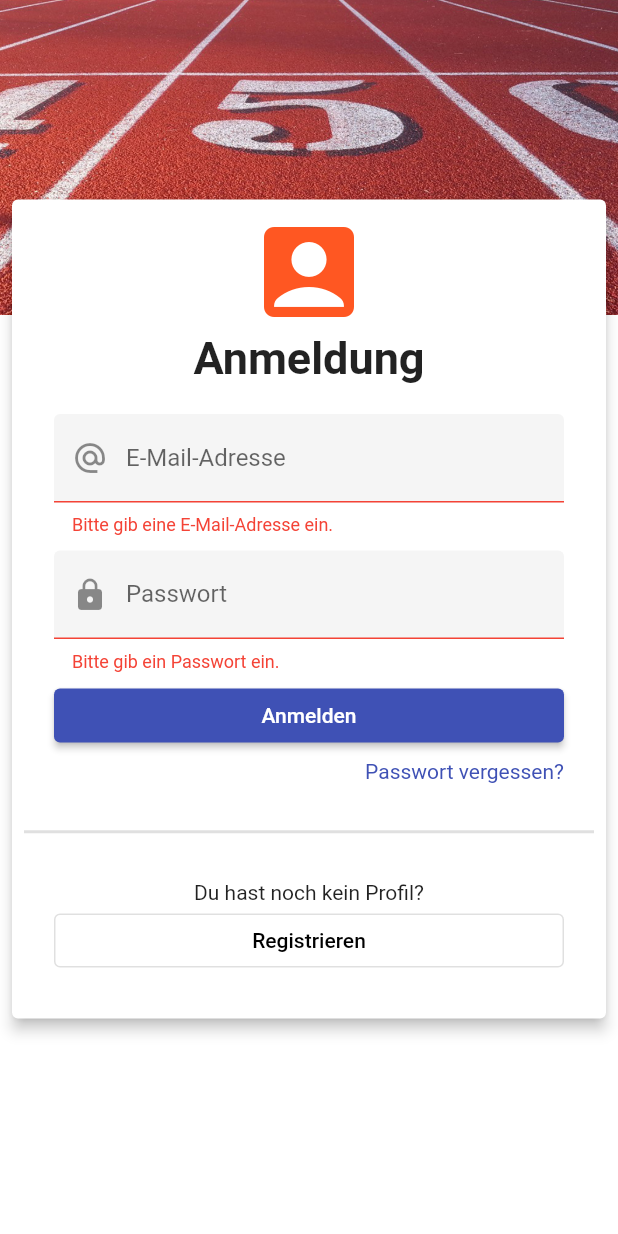
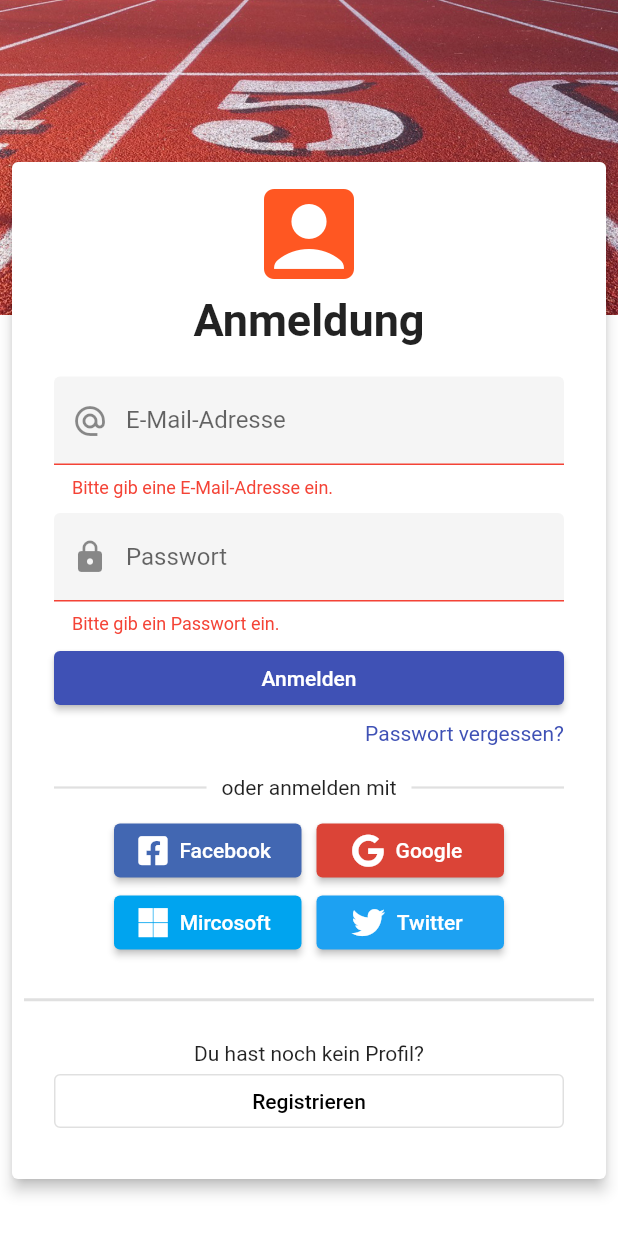
Before and after one commit to thorstenschenkel/t7coach, a Flutter app: the screen it shows after launch, after a tap on "Anmelden", on a phone screen of 412 x 824 dp. Run offline on Flutter 3.47's test engine with Material 2 defaults, Android fonts, the light colour scheme and no system bars; drawn by our look-alikes of loading_overlay; our stand-ins replace cloud_firestore, firebase_auth, flutter_colorpicker, flutter_speed_dial, flutter_spinkit, font_awesome_flutter and 2 more; accounts and stored records are empty.

Commit message:
Login with alternative sign-in buttons

```diff
--- /dev/null
+++ b/t7coach/keys.txt
@@ -0,0 +1,3 @@
+Firebase
+SHA-1:  "t7coachsha-1" - 9077c8026143762129de7f42418522ab13e4acb7
+SHA-256: "t7coachsha-1" - 3bc709d770436c4a4aed8c60a538a12274097305e296e7e66cc4aa79cfc6ead8
--- /dev/null
+++ b/t7coach/lib/screens/authenticate/alternative_sign_in.dart
@@ -0,0 +1,84 @@
+import 'package:flutter/material.dart';
+import 'package:font_awesome_flutter/font_awesome_flutter.dart';
+import 'package:t7coach/models/auth_error.dart';
+import 'package:t7coach/services/auth_service.dart';
+
+class AlternativeSignIn extends StatelessWidget {
+  final AuthService _auth = AuthService();
+  final buttonWidth = 125.0;
+  final Function updateErrorAfterSignIn;
+
+  AlternativeSignIn({this.updateErrorAfterSignIn});
+
+  _signInWithGoogle() async {
+    // dynamic result = await _auth.signInWithGoogle();
+    // if (result is AuthError) {
+    //   updateErrorAfterSignIn(result);
+    // }
+  }
+
+  @override
+  Widget build(BuildContext context) {
+
+    Widget createSignInWith() {
+      return Row(
+        children: [
+          Expanded(child: Divider(thickness: 1.5)),
+          Container(margin: EdgeInsets.symmetric(vertical: 10, horizontal: 10), child: Text('oder anmelden mit')),
+          Expanded(child: Divider(thickness: 1.5))
+        ],
+      );
+    }
+
+    return Column(crossAxisAlignment: CrossAxisAlignment.center, children: [
+      createSignInWith(),
+      Wrap(
+        alignment: WrapAlignment.center,
+        spacing: 10,
+        children: [
+          // GoogleSignInButton(
+          //   text: "Google",
+          //   centered: false,
+          //   onPressed: () async {
+          //     await _signInWithGoogle();
+          //   },
+          // ),
+          SizedBox(
+              width: buttonWidth,
+              child: RaisedButton.icon(
+                onPressed: () async {},
+                icon: FaIcon(FontAwesomeIcons.facebookSquare, size: 22),
+                label: Text('Facebook'),
+                color: Color(0xff4267B2),
+              )),
+          SizedBox(
+              width: buttonWidth,
+              child: RaisedButton.icon(
+                onPressed: () async {
+                  await _signInWithGoogle();
+                },
+                icon: FaIcon(FontAwesomeIcons.google, size: 22),
+                label: Text('Google'),
+                color: Color(0xffDB4437),
+              )),
+          SizedBox(
+              width: buttonWidth,
+              child: RaisedButton.icon(
+                onPressed: () async {},
+                icon: FaIcon(FontAwesomeIcons.microsoft, size: 22),
+                label: Text('Mircosoft'),
+                color: Color(0xff00A4EF),
+              )),
+          SizedBox(
+              width: buttonWidth,
+              child: RaisedButton.icon(
+                onPressed: () async {},
+                icon: FaIcon(FontAwesomeIcons.twitter, size: 22),
+                label: Text('Twitter'),
+                color: Color(0xff1DA1F2),
+              ))
+        ],
+      )
+    ]);
+  }
+}
--- a/t7coach/lib/screens/authenticate/auth_form_constants.dart
+++ b/t7coach/lib/screens/authenticate/auth_form_constants.dart
@@ -11,6 +11,6 @@ const topContainerPadding =  EdgeInsets.symmetric(vertical: 8, horizontal: 8);
 const subContainerPadding = EdgeInsets.symmetric(vertical: 20, horizontal: 20);
 
 const divider = Divider(
-  height: 25,
+  height: 15,
   thickness: 2,
 );
--- a/t7coach/lib/screens/authenticate/authenticate.dart
+++ b/t7coach/lib/screens/authenticate/authenticate.dart
@@ -56,7 +56,7 @@ class _AuthenticateState extends State<Authenticate> {
         SingleChildScrollView(
             controller: _scrollController,
             child: Padding(
-                padding: EdgeInsets.only(top: 125),
+                padding: EdgeInsets.only(top: 100),
                 child: Card(elevation: 4.0, margin: const EdgeInsets.all(8.0), child: form)))
       ]),
     ));
--- a/t7coach/lib/screens/authenticate/sign_in_form.dart
+++ b/t7coach/lib/screens/authenticate/sign_in_form.dart
@@ -1,5 +1,6 @@
 import 'package:flutter/material.dart';
 import 'package:t7coach/models/auth_error.dart';
+import 'package:t7coach/screens/authenticate/alternative_sign_in.dart';
 import 'package:t7coach/services/auth_service.dart';
 import 'package:t7coach/shared/icon_constants.dart';
 import 'package:t7coach/shared/ink_well_constants.dart';
@@ -94,7 +95,9 @@ class _SignInFormState extends State<SignInForm> {
                           },
                         ),
                       ],
-                    )
+                    ),
+                    SizedBox(height: 10),
+                    AlternativeSignIn(updateErrorAfterSignIn: _updateErrorAfterSignIn)
                   ],
                 ),
               ),
@@ -131,21 +134,27 @@ class _SignInFormState extends State<SignInForm> {
       _formKey.currentState.save();
       dynamic result = await _auth.signInWithEmailAndPassword(email, password);
       if (result is AuthError) {
-        setState(() {
-          _autoValidate = true;
-          error = result.errorText;
-          _visibilityError = true;
-          widget.scrollToTop();
-          widget.loading(false);
-        });
+        _updateErrorAfterSignIn(result);
       }
     } else {
-      setState(() {
+      _updateErrorAfterSignIn(null);
+    }
+  }
+
+  _updateErrorAfterSignIn(AuthError authError) {
+    setState(() {
+      if (authError != null) {
+        _autoValidate = true;
+        error = authError.errorText;
+        _visibilityError = true;
+        widget.scrollToTop();
+        widget.loading(false);
+      } else {
         error = '';
         _visibilityError = false;
         _autoValidate = true;
-      });
-    }
+      }
+    });
   }
 
   Widget buildErrorBox() {
```
Also changed, not shown: t7coach/pubspec.yaml (+8 -7 lines), t7coach/pubspec.lock.
